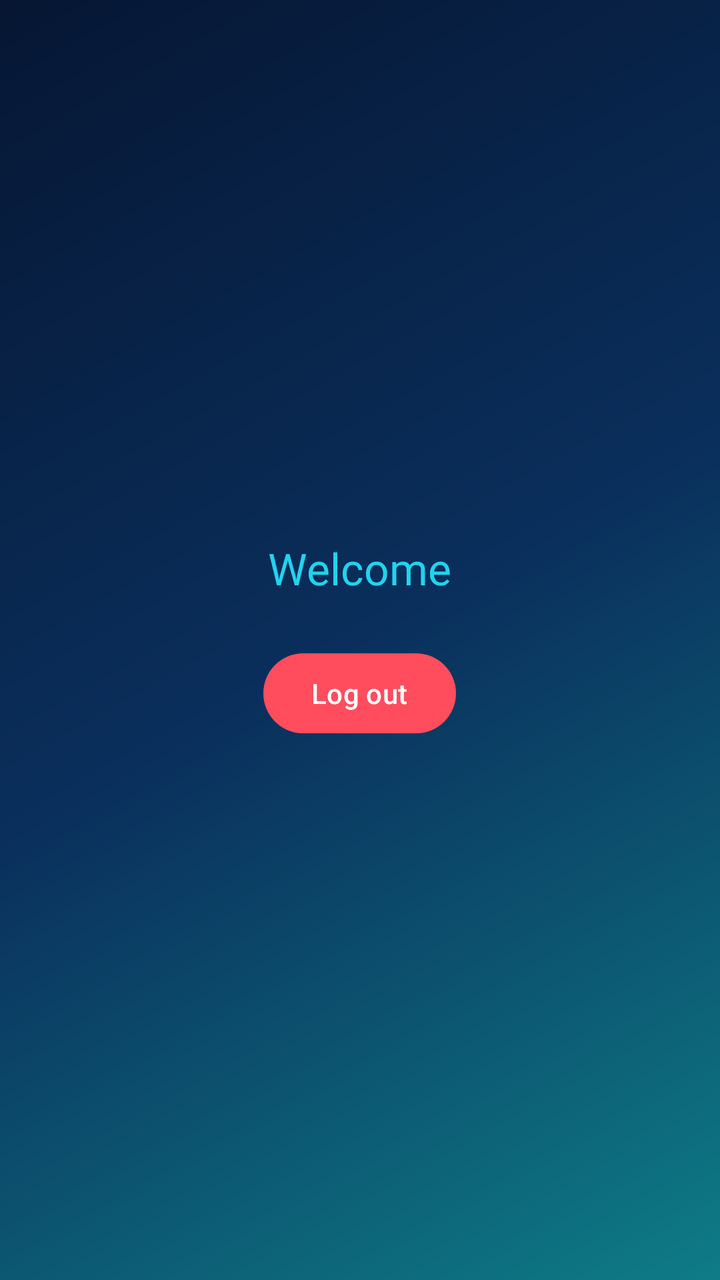
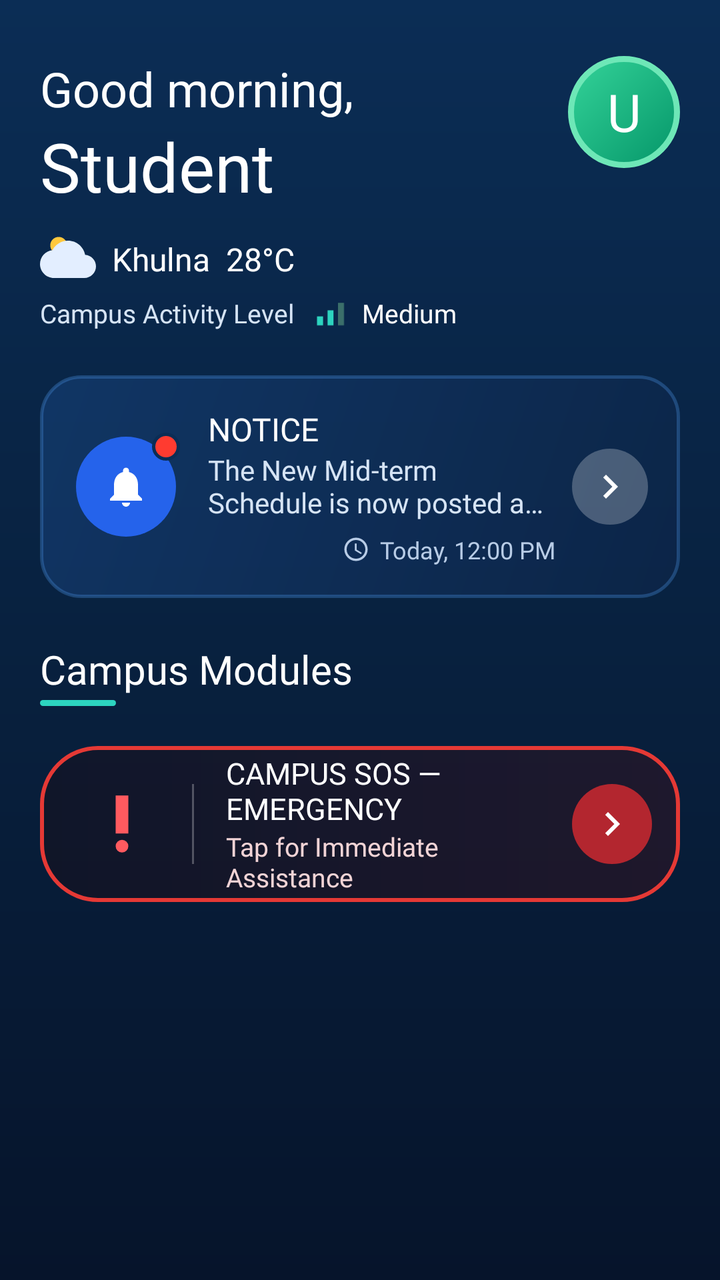

Screens rendered from an Android XML layout before and after an edit, with the pre-edit source and the edit as a unified diff.
<!-- AndroidManifest.xml: application theme Theme.CampusPulse -->
<!-- res/layout/activity_dashboard.xml -->
<?xml version="1.0" encoding="utf-8"?>
<LinearLayout xmlns:android="http://schemas.android.com/apk/res/android"
    xmlns:app="http://schemas.android.com/apk/res-auto"
    android:layout_width="match_parent"
    android:layout_height="match_parent"
    android:background="@drawable/bg_splash"
    android:gravity="center"
    android:orientation="vertical"
    android:padding="24dp">

    <TextView
        android:id="@+id/tvWelcome"
        android:layout_width="wrap_content"
        android:layout_height="wrap_content"
        android:fontFamily="@font/poppins_bold"
        android:text="Welcome"
        android:textColor="@color/accent"
        android:textSize="22sp" />

    <com.google.android.material.button.MaterialButton
        android:id="@+id/btnLogout"
        android:layout_width="wrap_content"
        android:layout_height="wrap_content"
        android:layout_marginTop="24dp"
        android:text="Log out"
        android:textAllCaps="false"
        app:backgroundTint="@color/danger" />
</LinearLayout>
<!-- resources referenced by this layout -->
<resources>
  <color name="accent">#22D3EE</color>
  <color name="danger">#FF4D5E</color>
  <!-- drawable bg_splash (drawable) -->
  <?xml version="1.0" encoding="utf-8"?>
  <shape xmlns:android="http://schemas.android.com/apk/res/android">
      <gradient
          android:angle="315"
          android:startColor="@color/splash_navy"
          android:centerColor="@color/splash_blue"
          android:endColor="@color/splash_teal"
          android:type="linear" />
  </shape>
  <color name="splash_navy">#061633</color>
  <color name="splash_blue">#0A2F5C</color>
  <color name="splash_teal">#0E7C86</color>
  <!-- unchanged entries left out for length: 1 -->
</resources>

<!-- the commit's change to res/layout/activity_dashboard.xml (unified diff, before → after) -->
@@ -1,28 +1,314 @@
 <?xml version="1.0" encoding="utf-8"?>
-<LinearLayout xmlns:android="http://schemas.android.com/apk/res/android"
+<FrameLayout xmlns:android="http://schemas.android.com/apk/res/android"
     xmlns:app="http://schemas.android.com/apk/res-auto"
     android:layout_width="match_parent"
     android:layout_height="match_parent"
-    android:background="@drawable/bg_splash"
-    android:gravity="center"
-    android:orientation="vertical"
-    android:padding="24dp">
-
-    <TextView
-        android:id="@+id/tvWelcome"
-        android:layout_width="wrap_content"
-        android:layout_height="wrap_content"
-        android:fontFamily="@font/poppins_bold"
-        android:text="Welcome"
-        android:textColor="@color/accent"
-        android:textSize="22sp" />
-
-    <com.google.android.material.button.MaterialButton
-        android:id="@+id/btnLogout"
-        android:layout_width="wrap_content"
-        android:layout_height="wrap_content"
-        android:layout_marginTop="24dp"
-        android:text="Log out"
-        android:textAllCaps="false"
-        app:backgroundTint="@color/danger" />
-</LinearLayout>
+    android:background="@drawable/bg_dashboard">
+
+    
+    <ImageView
+        android:id="@+id/ivHeaderBg"
+        android:layout_width="match_parent"
+        android:layout_height="280dp"
+        android:alpha="0.55"
+        android:importantForAccessibility="no"
+        android:scaleType="centerCrop"
+        android:visibility="gone" />
+
+    <ScrollView
+        android:layout_width="match_parent"
+        android:layout_height="match_parent"
+        android:fillViewport="true">
+
+        <LinearLayout
+            android:layout_width="match_parent"
+            android:layout_height="wrap_content"
+            android:orientation="vertical"
+            android:paddingStart="20dp"
+            android:paddingTop="28dp"
+            android:paddingEnd="20dp"
+            android:paddingBottom="8dp">
+
+            
+            <LinearLayout
+                android:id="@+id/headerRow"
+                android:layout_width="match_parent"
+                android:layout_height="wrap_content"
+                android:orientation="horizontal">
+
+                <LinearLayout
+                    android:layout_width="0dp"
+                    android:layout_height="wrap_content"
+                    android:layout_weight="1"
+                    android:orientation="vertical">
+
+                    <TextView
+                        android:id="@+id/tvGreeting"
+                        android:layout_width="wrap_content"
+                        android:layout_height="wrap_content"
+                        android:fontFamily="@font/poppins_regular"
+                        android:text="Good morning,"
+                        android:textColor="#FFFFFF"
+                        android:textSize="24sp" />
+
+                    <TextView
+                        android:id="@+id/tvName"
+                        android:layout_width="wrap_content"
+                        android:layout_height="wrap_content"
+                        android:fontFamily="@font/poppins_bold"
+                        android:text="Student"
+                        android:textColor="#FFFFFF"
+                        android:textSize="34sp" />
+
+                    <LinearLayout
+                        android:layout_width="wrap_content"
+                        android:layout_height="wrap_content"
+                        android:layout_marginTop="10dp"
+                        android:gravity="center_vertical"
+                        android:orientation="horizontal">
+
+                        <ImageView
+                            android:layout_width="28dp"
+                            android:layout_height="28dp"
+                            android:importantForAccessibility="no"
+                            android:src="@drawable/ic_sun_cloud" />
+
+                        <TextView
+                            android:id="@+id/tvWeather"
+                            android:layout_width="wrap_content"
+                            android:layout_height="wrap_content"
+                            android:layout_marginStart="8dp"
+                            android:fontFamily="@font/poppins_regular"
+                            android:text="Khulna  28°C"
+                            android:textColor="#FFFFFF"
+                            android:textSize="16sp" />
+                    </LinearLayout>
+
+                    <LinearLayout
+                        android:layout_width="wrap_content"
+                        android:layout_height="wrap_content"
+                        android:layout_marginTop="4dp"
+                        android:gravity="center_vertical"
+                        android:orientation="horizontal">
+
+                        <TextView
+                            android:layout_width="wrap_content"
+                            android:layout_height="wrap_content"
+                            android:fontFamily="@font/poppins_regular"
+                            android:text="Campus Activity Level"
+                            android:textColor="#D6E4F5"
+                            android:textSize="13sp" />
+
+                        <ImageView
+                            android:layout_width="18dp"
+                            android:layout_height="18dp"
+                            android:layout_marginStart="10dp"
+                            android:importantForAccessibility="no"
+                            android:src="@drawable/ic_bars" />
+
+                        <TextView
+                            android:id="@+id/tvActivityLevel"
+                            android:layout_width="wrap_content"
+                            android:layout_height="wrap_content"
+                            android:layout_marginStart="6dp"
+                            android:fontFamily="@font/poppins_bold"
+                            android:text="Medium"
+                            android:textColor="#FFFFFF"
+                            android:textSize="13sp" />
+                    </LinearLayout>
+                </LinearLayout>
+
+                <TextView
+                    android:id="@+id/tvAvatar"
+                    android:layout_width="56dp"
+                    android:layout_height="56dp"
+                    android:background="@drawable/bg_avatar"
+                    android:contentDescription="Profile menu"
+                    android:fontFamily="@font/poppins_bold"
+                    android:gravity="center"
+                    android:text="U"
+                    android:textColor="#FFFFFF"
+                    android:textSize="26sp" />
+            </LinearLayout>
+
+            
+            <LinearLayout
+                android:id="@+id/noticeCard"
+                android:layout_width="match_parent"
+                android:layout_height="wrap_content"
+                android:layout_marginTop="22dp"
+                android:background="@drawable/bg_notice_card"
+                android:gravity="center_vertical"
+                android:orientation="horizontal"
+                android:padding="16dp">
+
+                <FrameLayout
+                    android:layout_width="54dp"
+                    android:layout_height="54dp">
+
+                    <ImageView
+                        android:layout_width="50dp"
+                        android:layout_height="50dp"
+                        android:layout_gravity="center"
+                        android:background="@drawable/bg_circle_blue"
+                        android:importantForAccessibility="no"
+                        android:padding="13dp"
+                        android:src="@drawable/ic_bell" />
+
+                    <View
+                        android:layout_width="14dp"
+                        android:layout_height="14dp"
+                        android:layout_gravity="top|end"
+                        android:background="@drawable/bg_dot_red" />
+                </FrameLayout>
+
+                <LinearLayout
+                    android:layout_width="0dp"
+                    android:layout_height="wrap_content"
+                    android:layout_marginStart="14dp"
+                    android:layout_weight="1"
+                    android:orientation="vertical">
+
+                    <TextView
+                        android:layout_width="wrap_content"
+                        android:layout_height="wrap_content"
+                        android:fontFamily="@font/poppins_bold"
+                        android:text="NOTICE"
+                        android:textColor="#FFFFFF"
+                        android:textSize="16sp" />
+
+                    <TextView
+                        android:id="@+id/tvNoticeText"
+                        android:layout_width="wrap_content"
+                        android:layout_height="wrap_content"
+                        android:ellipsize="end"
+                        android:fontFamily="@font/poppins_regular"
+                        android:maxLines="2"
+                        android:text="The New Mid-term Schedule is now posted and finalized. View Details."
+                        android:textColor="#D6E4F5"
+                        android:textSize="14sp" />
+
+                    <LinearLayout
+                        android:layout_width="wrap_content"
+                        android:layout_height="wrap_content"
+                        android:layout_gravity="end"
+                        android:layout_marginTop="6dp"
+                        android:gravity="center_vertical"
+                        android:orientation="horizontal">
+
+                        <ImageView
+                            android:layout_width="14dp"
+                            android:layout_height="14dp"
+                            android:importantForAccessibility="no"
+                            android:src="@drawable/ic_clock" />
+
+                        <TextView
+                            android:id="@+id/tvNoticeTime"
+                            android:layout_width="wrap_content"
+                            android:layout_height="wrap_content"
+                            android:layout_marginStart="5dp"
+                            android:fontFamily="@font/poppins_regular"
+                            android:text="Today, 12:00 PM"
+                            android:textColor="#B8CCE6"
+                            android:textSize="12sp" />
+                    </LinearLayout>
+                </LinearLayout>
+
+                <ImageView
+                    android:layout_width="38dp"
+                    android:layout_height="38dp"
+                    android:layout_marginStart="8dp"
+                    android:background="@drawable/bg_circle_glass"
+                    android:importantForAccessibility="no"
+                    android:padding="7dp"
+                    android:src="@drawable/ic_chevron_right" />
+            </LinearLayout>
+
+            
+            <TextView
+                android:id="@+id/tvModulesTitle"
+                android:layout_width="wrap_content"
+                android:layout_height="wrap_content"
+                android:layout_marginTop="22dp"
+                android:fontFamily="@font/poppins_bold"
+                android:text="Campus Modules"
+                android:textColor="#FFFFFF"
+                android:textSize="20sp" />
+
+            <View
+                android:layout_width="38dp"
+                android:layout_height="3dp"
+                android:layout_marginTop="2dp"
+                android:background="@drawable/bg_underline" />
+
+            
+            <androidx.recyclerview.widget.RecyclerView
+                android:id="@+id/rvModules"
+                android:layout_width="match_parent"
+                android:layout_height="wrap_content"
+                android:layout_marginStart="-6dp"
+                android:layout_marginTop="10dp"
+                android:layout_marginEnd="-6dp"
+                android:overScrollMode="never" />
+
+            
+            <LinearLayout
+                android:id="@+id/sosBanner"
+                android:layout_width="match_parent"
+                android:layout_height="78dp"
+                android:layout_marginTop="10dp"
+                android:layout_marginBottom="24dp"
+                android:background="@drawable/bg_sos_banner"
+                android:gravity="center_vertical"
+                android:orientation="horizontal"
+                android:paddingStart="22dp"
+                android:paddingEnd="14dp">
+
+                <ImageView
+                    android:layout_width="38dp"
+                    android:layout_height="38dp"
+                    android:importantForAccessibility="no"
+                    android:src="@drawable/ic_sos"
+                    app:tint="#FF5A5F" />
+
+                <View
+                    android:layout_width="1dp"
+                    android:layout_height="40dp"
+                    android:layout_marginStart="16dp"
+                    android:background="#44FFFFFF" />
+
+                <LinearLayout
+                    android:layout_width="0dp"
+                    android:layout_height="wrap_content"
+                    android:layout_marginStart="16dp"
+                    android:layout_weight="1"
+                    android:orientation="vertical">
+
+                    <TextView
+                        android:layout_width="wrap_content"
+                        android:layout_height="wrap_content"
+                        android:fontFamily="@font/poppins_bold"
+                        android:text="CAMPUS SOS — EMERGENCY"
+                        android:textColor="#FFFFFF"
+                        android:textSize="15sp" />
+
+                    <TextView
+                        android:layout_width="wrap_content"
+                        android:layout_height="wrap_content"
+                        android:fontFamily="@font/poppins_regular"
+                        android:text="Tap for Immediate Assistance"
+                        android:textColor="#F2D4D6"
+                        android:textSize="13sp" />
+                </LinearLayout>
+
+                <ImageView
+                    android:layout_width="40dp"
+                    android:layout_height="40dp"
+                    android:background="@drawable/bg_circle_red"
+                    android:importantForAccessibility="no"
+                    android:padding="8dp"
+                    android:src="@drawable/ic_chevron_right" />
+            </LinearLayout>
+        </LinearLayout>
+    </ScrollView>
+</FrameLayout>
<!-- resource entries referenced after the edit -->
@@ -1,20 +1,93 @@
 <!-- resources referenced by this layout -->
 <resources>
-  <color name="accent">#22D3EE</color>
-  <color name="danger">#FF4D5E</color>
-  <!-- drawable bg_splash (drawable) -->
-  <?xml version="1.0" encoding="utf-8"?>
+  <!-- drawable bg_avatar (drawable) -->
+  <shape xmlns:android="http://schemas.android.com/apk/res/android" android:shape="oval">
+      <gradient android:startColor="#34D399" android:endColor="#059669" android:angle="315" />
+      <stroke android:width="3dp" android:color="#6EE7B7" />
+  </shape>
+  <!-- drawable bg_circle_blue (drawable) -->
+  <shape xmlns:android="http://schemas.android.com/apk/res/android" android:shape="oval">
+      <solid android:color="#2563EB" />
+  </shape>
+  <!-- drawable bg_circle_glass (drawable) -->
+  <shape xmlns:android="http://schemas.android.com/apk/res/android" android:shape="oval">
+      <solid android:color="#40FFFFFF" />
+  </shape>
+  <!-- drawable bg_circle_red (drawable) -->
+  <shape xmlns:android="http://schemas.android.com/apk/res/android" android:shape="oval">
+      <solid android:color="#B3262F" />
+  </shape>
+  <!-- drawable bg_dashboard (drawable) -->
   <shape xmlns:android="http://schemas.android.com/apk/res/android">
-      <gradient
-          android:angle="315"
-          android:startColor="@color/splash_navy"
-          android:centerColor="@color/splash_blue"
-          android:endColor="@color/splash_teal"
-          android:type="linear" />
+      <gradient android:startColor="#0B2D55" android:centerColor="#08213F"
+          android:endColor="#06142B" android:angle="270" />
   </shape>
-  <color name="splash_navy">#061633</color>
-  <color name="splash_blue">#0A2F5C</color>
-  <color name="splash_teal">#0E7C86</color>
+  <!-- drawable bg_dot_red (drawable) -->
+  <shape xmlns:android="http://schemas.android.com/apk/res/android" android:shape="oval">
+      <solid android:color="#FF3B30" />
+      <stroke android:width="1.5dp" android:color="#0B2D55" />
+  </shape>
+  <!-- drawable bg_notice_card (drawable) -->
+  <shape xmlns:android="http://schemas.android.com/apk/res/android">
+      <gradient android:startColor="#CC12396B" android:endColor="#CC0C2548" android:angle="315" />
+      <stroke android:width="1.5dp" android:color="#554A90E2" />
+      <corners android:radius="20dp" />
+  </shape>
+  <!-- drawable bg_sos_banner (drawable) -->
+  <shape xmlns:android="http://schemas.android.com/apk/res/android">
+      <gradient android:startColor="#661A0A10" android:endColor="#66400F18" android:angle="0" />
+      <stroke android:width="2dp" android:color="#E53935" />
+      <corners android:radius="28dp" />
+  </shape>
+  <!-- drawable bg_underline (drawable) -->
+  <shape xmlns:android="http://schemas.android.com/apk/res/android">
+      <solid android:color="#2DD4BF" />
+      <corners android:radius="2dp" />
+  </shape>
+  <!-- drawable ic_bars (drawable) -->
+  <vector xmlns:android="http://schemas.android.com/apk/res/android"
+      android:width="24dp" android:height="24dp"
+      android:viewportWidth="24" android:viewportHeight="24">
+      <path android:fillColor="#2DD4BF" android:pathData="M2,14h4v6H2z"/>
+      <path android:fillColor="#2DD4BF" android:pathData="M9,10h4v10H9z"/>
+      <path android:fillColor="#3B6F6A" android:pathData="M16,5h4v15h-4z"/>
+  </vector>
+  <!-- drawable ic_bell (drawable) -->
+  <vector xmlns:android="http://schemas.android.com/apk/res/android"
+      android:width="24dp" android:height="24dp"
+      android:viewportWidth="24" android:viewportHeight="24">
+      <path android:fillColor="#FFFFFF"
+          android:pathData="M12,22c1.1,0 2,-0.9 2,-2h-4c0,1.1 0.89,2 2,2zM18,16v-5c0,-3.07 -1.64,-5.64 -4.5,-6.32V4c0,-0.83 -0.67,-1.5 -1.5,-1.5s-1.5,0.67 -1.5,1.5v0.68C7.63,5.36 6,7.92 6,11v5l-2,2v1h16v-1l-2,-2z"/>
+  </vector>
+  <!-- drawable ic_chevron_right (drawable) -->
+  <vector xmlns:android="http://schemas.android.com/apk/res/android"
+      android:width="24dp" android:height="24dp"
+      android:viewportWidth="24" android:viewportHeight="24">
+      <path android:fillColor="#FFFFFF"
+          android:pathData="M10,6L8.59,7.41 13.17,12l-4.58,4.59L10,18l6,-6z"/>
+  </vector>
+  <!-- drawable ic_clock (drawable) -->
+  <vector xmlns:android="http://schemas.android.com/apk/res/android"
+      android:width="24dp" android:height="24dp"
+      android:viewportWidth="24" android:viewportHeight="24">
+      <path android:fillColor="#B8CCE6"
+          android:pathData="M11.99,2C6.47,2 2,6.48 2,12s4.47,10 9.99,10C17.52,22 22,17.52 22,12S17.52,2 11.99,2zM12,20c-4.42,0 -8,-3.58 -8,-8s3.58,-8 8,-8 8,3.58 8,8 -3.58,8 -8,8zM12.5,7H11v6l5.25,3.15 0.75,-1.23 -4.5,-2.67z"/>
+  </vector>
+  <!-- drawable ic_sos (drawable) -->
+  <vector xmlns:android="http://schemas.android.com/apk/res/android" android:height="24dp" android:tint="#FFFFFF" android:viewportHeight="960" android:viewportWidth="960" android:width="24dp">
+        
+      <path android:fillColor="@android:color/white" android:pathData="M480,840Q447,840 423.5,816.5Q400,793 400,760Q400,727 423.5,703.5Q447,680 480,680Q513,680 536.5,703.5Q560,727 560,760Q560,793 536.5,816.5Q513,840 480,840ZM400,600L400,120L560,120L560,600L400,600Z"/>
+      
+  </vector>
+  <!-- drawable ic_sun_cloud (drawable) -->
+  <vector xmlns:android="http://schemas.android.com/apk/res/android"
+      android:width="24dp" android:height="24dp"
+      android:viewportWidth="24" android:viewportHeight="24">
+      <path android:fillColor="#FFC83D"
+          android:pathData="M8,6 m-3.6,0 a3.6,3.6 0 1,0 7.2,0 a3.6,3.6 0 1,0 -7.2,0"/>
+      <path android:fillColor="#E3EEFF"
+          android:pathData="M19.35,10.04C18.67,6.59 15.64,4 12,4 9.11,4 6.6,5.64 5.35,8.04 2.34,8.36 0,10.91 0,14c0,3.31 2.69,6 6,6h13c2.76,0 5,-2.24 5,-5 0,-2.64 -2.05,-4.78 -4.65,-4.96z"/>
+  </vector>
   <!-- unchanged entries left out for length: 1 -->
 </resources>
 
